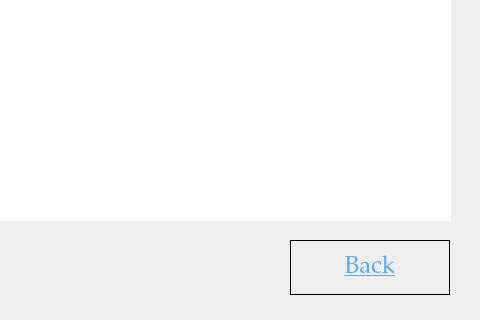
First picture: the form in UI/ImportantNoticesPageUI.ui, repository tural777/FinalProject, before the edit; both pictures show x 320 to 800 and y 280 to 600 of the 800 by 600 pixel window.
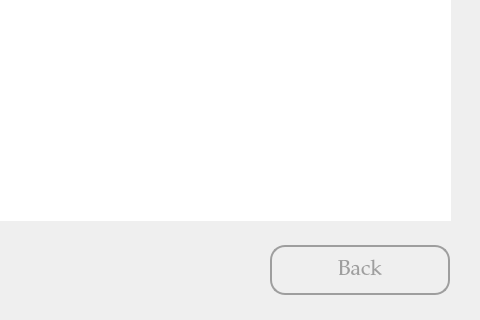
Second picture: the form after the edit.

Diff of the .ui file:
```diff
--- a/UI/ImportantNoticesPageUI.ui
+++ b/UI/ImportantNoticesPageUI.ui
@@ -16,6 +16,12 @@
     <height>600</height>
    </size>
   </property>
+  <property name="maximumSize">
+   <size>
+    <width>800</width>
+    <height>600</height>
+   </size>
+  </property>
   <property name="font">
    <font>
     <family>Palatino Linotype</family>
@@ -52,25 +58,39 @@
   <widget class="QPushButton" name="btn_back">
    <property name="geometry">
     <rect>
-     <x>610</x>
-     <y>520</y>
-     <width>160</width>
-     <height>55</height>
+     <x>590</x>
+     <y>525</y>
+     <width>180</width>
+     <height>50</height>
     </rect>
    </property>
    <property name="font">
     <font>
      <family>Palatino Linotype</family>
-     <pointsize>18</pointsize>
-     <underline>true</underline>
+     <pointsize>16</pointsize>
+     <underline>false</underline>
     </font>
    </property>
    <property name="cursor">
     <cursorShape>PointingHandCursor</cursorShape>
    </property>
    <property name="styleSheet">
-    <string notr="true">border: 1px solid black;
-color: rgb(85, 170, 255);</string>
+    <string notr="true">QPushButton{
+	border: 2px solid #9E9E9E;
+	border-radius: 15px;
+	background-color: #00000000;
+	color: #9E9E9E;
+}
+QPushButton:hover{
+	color: #FFFFFF;
+	background-color: #5a5a5a;
+}
+QPushButton:pressed{
+	color: #9c2219;
+}
+QPushButton:checked{
+	color: #2c998e;
+}</string>
    </property>
    <property name="text">
     <string>Back</string>
```
